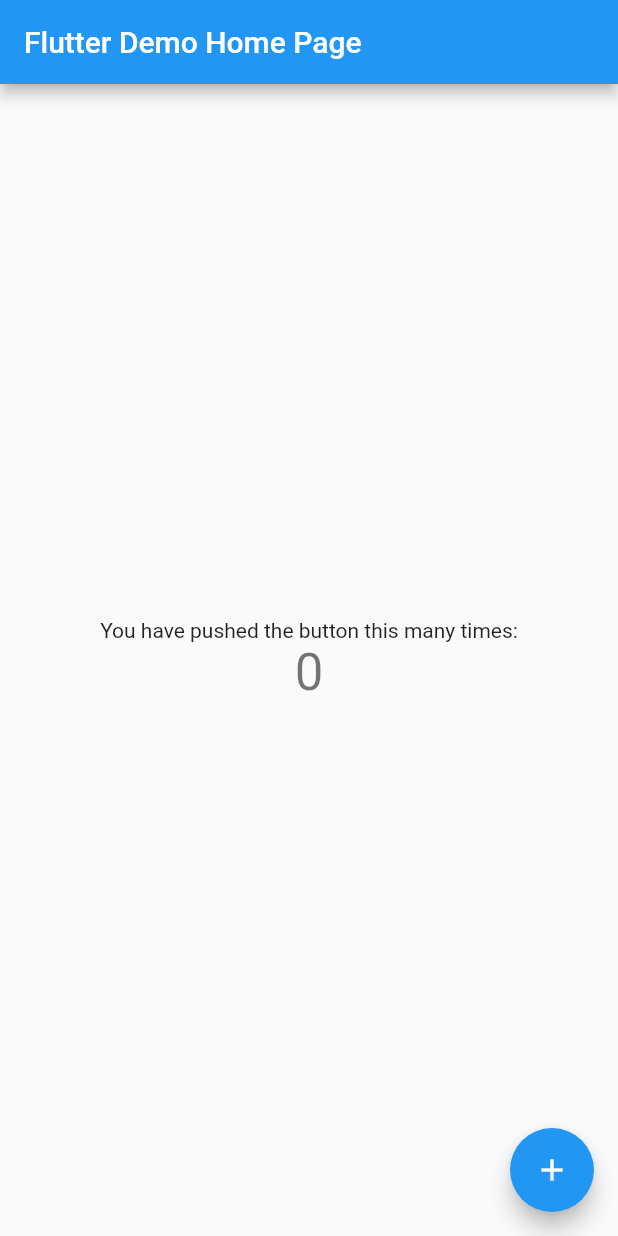
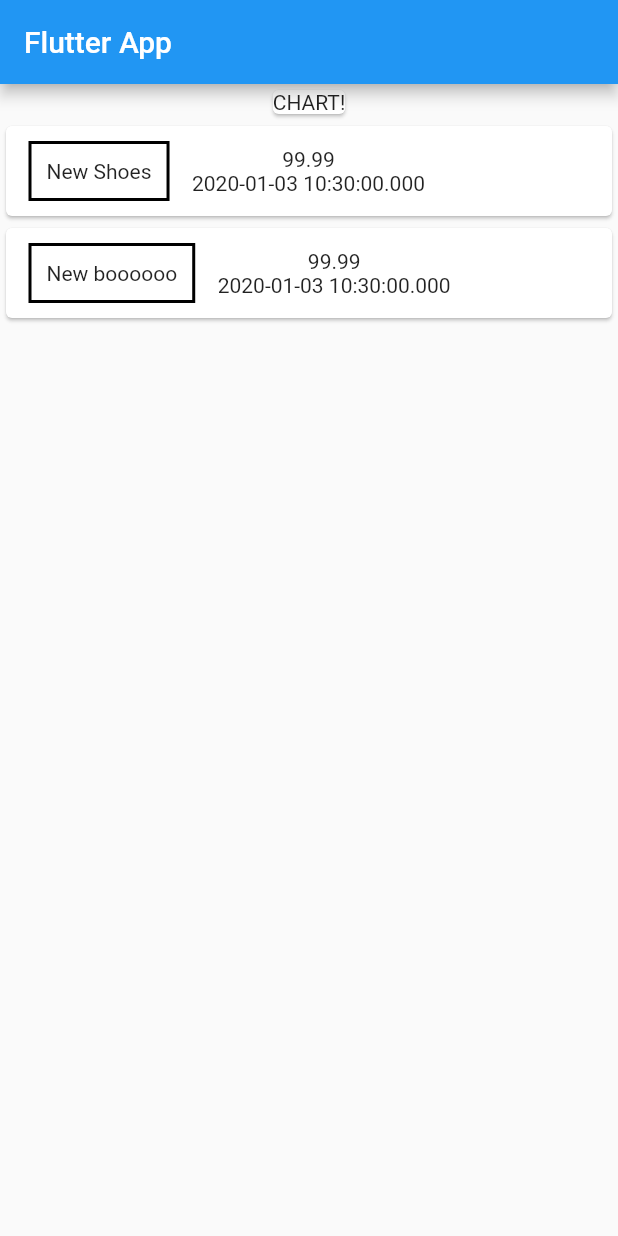
Before and after one commit to kaleido01/flutter_styling_app, a Flutter app: the screen it shows after launch, on a phone screen of 412 x 824 dp. Run offline on Flutter 3.47's test engine with Material 2 defaults, Android fonts, the phone set to English and light mode, and no system bars.

Commit message:
transaction card

```diff
--- a/lib/main.dart
+++ b/lib/main.dart
@@ -1,111 +1,68 @@
 import 'package:flutter/material.dart';
+import './transaction.dart';
 
-void main() => runApp(MyApp());
+void main() => runApp(Myapp());
 
-class MyApp extends StatelessWidget {
-  // This widget is the root of your application.
+class Myapp extends StatelessWidget {
   @override
   Widget build(BuildContext context) {
     return MaterialApp(
-      title: 'Flutter Demo',
-      theme: ThemeData(
-        // This is the theme of your application.
-        //
-        // Try running your application with "flutter run". You'll see the
-        // application has a blue toolbar. Then, without quitting the app, try
-        // changing the primarySwatch below to Colors.green and then invoke
-        // "hot reload" (press "r" in the console where you ran "flutter run",
-        // or simply save your changes to "hot reload" in a Flutter IDE).
-        // Notice that the counter didn't reset back to zero; the application
-        // is not restarted.
-        primarySwatch: Colors.blue,
-      ),
-      home: MyHomePage(title: 'Flutter Demo Home Page'),
+      title: "Flutter App",
+      home: MyHomePage(),
     );
   }
 }
 
-class MyHomePage extends StatefulWidget {
-  MyHomePage({Key key, this.title}) : super(key: key);
-
-  // This widget is the home page of your application. It is stateful, meaning
-  // that it has a State object (defined below) that contains fields that affect
-  // how it looks.
-
-  // This class is the configuration for the state. It holds the values (in this
-  // case the title) provided by the parent (in this case the App widget) and
-  // used by the build method of the State. Fields in a Widget subclass are
-  // always marked "final".
-
-  final String title;
-
-  @override
-  _MyHomePageState createState() => _MyHomePageState();
-}
-
-class _MyHomePageState extends State<MyHomePage> {
-  int _counter = 0;
-
-  void _incrementCounter() {
-    setState(() {
-      // This call to setState tells the Flutter framework that something has
-      // changed in this State, which causes it to rerun the build method below
-      // so that the display can reflect the updated values. If we changed
-      // _counter without calling setState(), then the build method would not be
-      // called again, and so nothing would appear to happen.
-      _counter++;
-    });
-  }
-
+class MyHomePage extends StatelessWidget {
+  final List<Transaction> transactions = [
+    Transaction(
+      id: "t1",
+      title: "New Shoes",
+      amount: 99.99,
+      date: DateTime.now(),
+    ),
+    Transaction(
+      id: "t2",
+      title: "New boooooo",
+      amount: 99.99,
+      date: DateTime.now(),
+    ),
+  ];
   @override
   Widget build(BuildContext context) {
-    // This method is rerun every time setState is called, for instance as done
-    // by the _incrementCounter method above.
-    //
-    // The Flutter framework has been optimized to make rerunning build methods
-    // fast, so that you can just rebuild anything that needs updating rather
-    // than having to individually change instances of widgets.
     return Scaffold(
-      appBar: AppBar(
-        // Here we take the value from the MyHomePage object that was created by
-        // the App.build method, and use it to set our appbar title.
-        title: Text(widget.title),
+      appBar: AppBar(title: Text("Flutter App")),
+      body: Column(
+        children: <Widget>[
+          Card(
+            child: Text("CHART!"),
+          ),
+          Column(
+            children: transactions
+                .map((transaction) => Card(
+                        child: Row(
+                      children: <Widget>[
+                        Container(
+                          child: Text(transaction.title),
+                          padding: EdgeInsets.all(10),
+                          margin: EdgeInsets.symmetric(
+                              horizontal: 15, vertical: 10),
+                          decoration: BoxDecoration(
+                              border:
+                                  Border.all(color: Colors.black, width: 2)),
+                        ),
+                        Column(
+                          children: <Widget>[
+                            Text(transaction.amount.toString()),
+                            Text(transaction.date.toString())
+                          ],
+                        )
+                      ],
+                    )))
+                .toList(),
+          ),
+        ],
       ),
-      body: Center(
-        // Center is a layout widget. It takes a single child and positions it
-        // in the middle of the parent.
-        child: Column(
-          // Column is also a layout widget. It takes a list of children and
-          // arranges them vertically. By default, it sizes itself to fit its
-          // children horizontally, and tries to be as tall as its parent.
-          //
-          // Invoke "debug painting" (press "p" in the console, choose the
-          // "Toggle Debug Paint" action from the Flutter Inspector in Android
-          // Studio, or the "Toggle Debug Paint" command in Visual Studio Code)
-          // to see the wireframe for each widget.
-          //
-          // Column has various properties to control how it sizes itself and
-          // how it positions its children. Here we use mainAxisAlignment to
-          // center the children vertically; the main axis here is the vertical
-          // axis because Columns are vertical (the cross axis would be
-          // horizontal).
-          mainAxisAlignment: MainAxisAlignment.center,
-          children: <Widget>[
-            Text(
-              'You have pushed the button this many times:',
-            ),
-            Text(
-              '$_counter',
-              style: Theme.of(context).textTheme.display1,
-            ),
-          ],
-        ),
-      ),
-      floatingActionButton: FloatingActionButton(
-        onPressed: _incrementCounter,
-        tooltip: 'Increment',
-        child: Icon(Icons.add),
-      ), // This trailing comma makes auto-formatting nicer for build methods.
     );
   }
 }
--- /dev/null
+++ b/lib/transaction.dart
@@ -0,0 +1,15 @@
+import 'package:flutter/foundation.dart';
+
+class Transaction {
+  final String id;
+  final String title;
+  final double amount;
+  final DateTime date;
+
+  Transaction({
+    @required this.id,
+    @required this.amount,
+    @required this.date,
+    @required this.title,
+  });
+}
```
